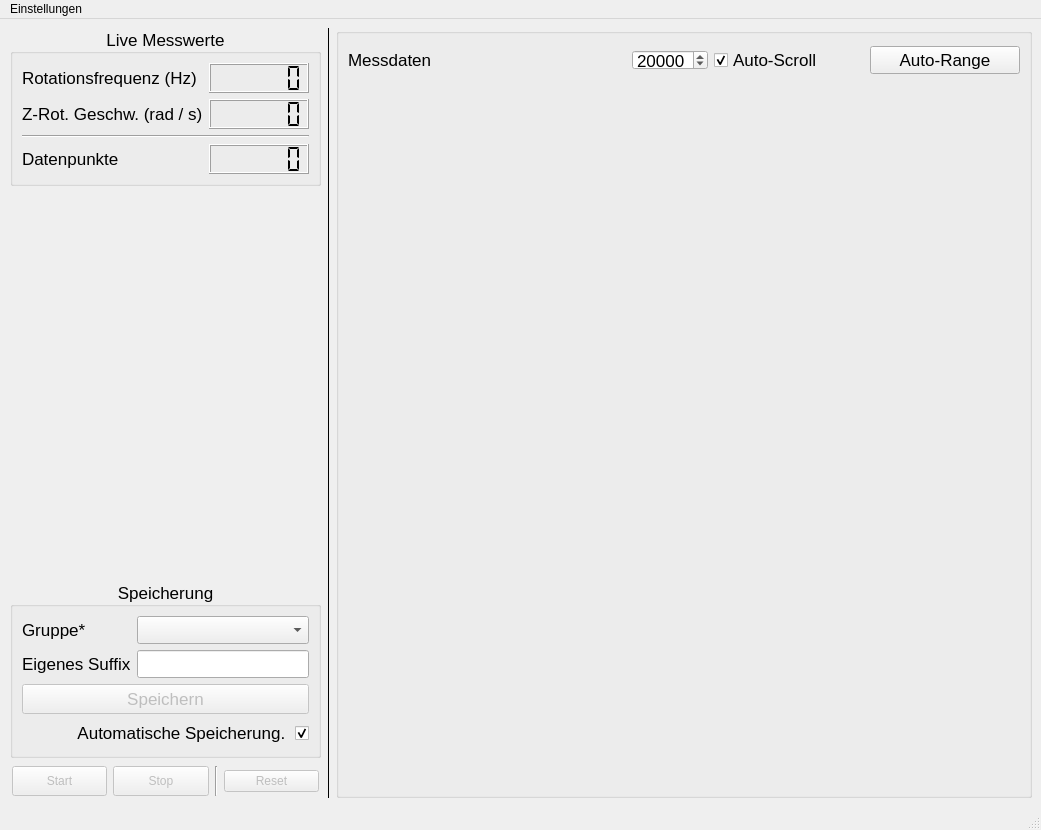
Qt form pyqt/mainwindow.ui (cckssr/gyroscope-ui) before a commit.
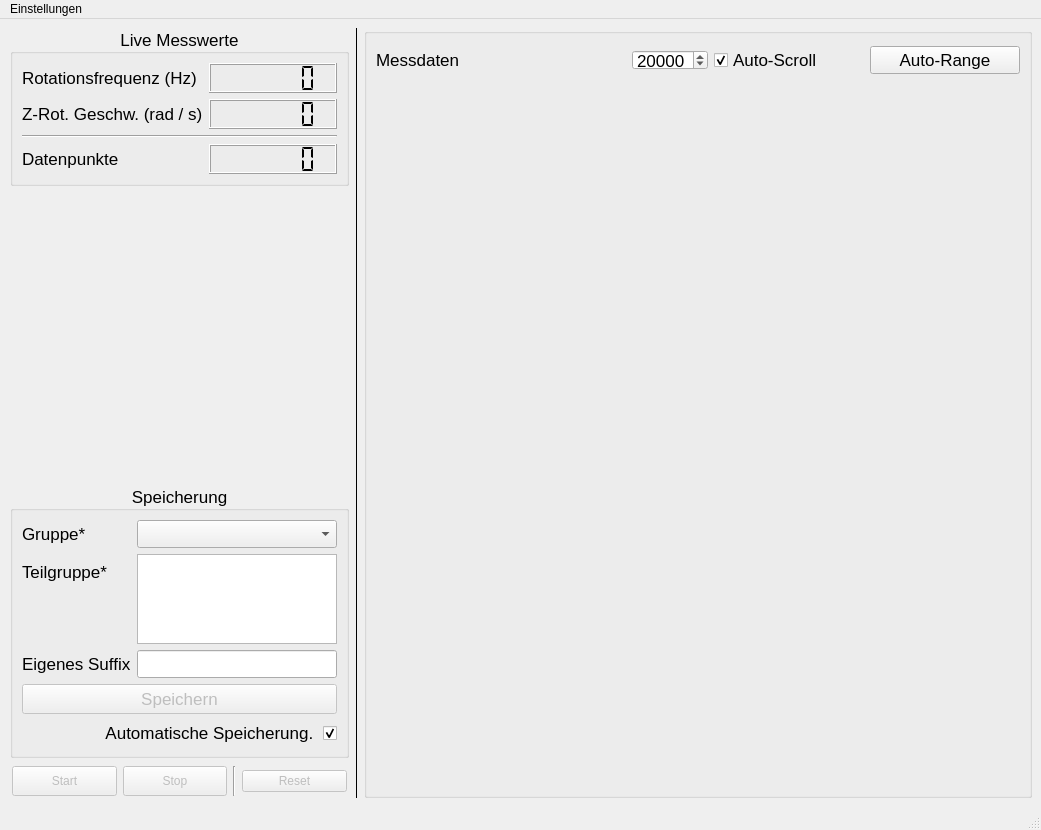
The same form after that commit.

Commit message: feat(ui): Add subgroup input feat: More advanced saving modalities. Sub-group-term and automatic dropbox-compatible folder.

```diff
--- a/pyqt/mainwindow.ui
+++ b/pyqt/mainwindow.ui
@@ -351,13 +351,45 @@
             </widget>
            </item>
            <item row="1" column="0">
+            <widget class="QLabel" name="label_8">
+             <property name="text">
+              <string>Teilgruppe*</string>
+             </property>
+            </widget>
+           </item>
+           <item row="1" column="1">
+            <widget class="QPlainTextEdit" name="groupSubterm">
+             <property name="sizePolicy">
+              <sizepolicy hsizetype="MinimumExpanding" vsizetype="Fixed">
+               <horstretch>0</horstretch>
+               <verstretch>0</verstretch>
+              </sizepolicy>
+             </property>
+             <property name="maximumSize">
+              <size>
+               <width>200</width>
+               <height>90</height>
+              </size>
+             </property>
+             <property name="toolTip">
+              <string>&lt;html&gt;&lt;head/&gt;&lt;body&gt;&lt;p&gt;Hier muss eine Bezeichnung für die Teilgruppe hinzugefügt werden. Dies erlaubt die Unterscheidung zwischen den Experimentiergruppen innerhalb eines Tages + Buchstabe. &lt;/p&gt;&lt;p&gt;Bsp.: V. Nachname, V2. Nachname2&lt;/p&gt;&lt;p&gt;&lt;br/&gt;&lt;/p&gt;&lt;/body&gt;&lt;/html&gt;</string>
+             </property>
+             <property name="plainText">
+              <string/>
+             </property>
+             <property name="maximumBlockCount">
+              <number>90</number>
+             </property>
+            </widget>
+           </item>
+           <item row="2" column="0">
             <widget class="QLabel" name="label_5">
              <property name="text">
               <string>Eigenes Suffix</string>
              </property>
             </widget>
            </item>
-           <item row="1" column="1">
+           <item row="2" column="1">
             <widget class="QLineEdit" name="suffix">
              <property name="sizePolicy">
               <sizepolicy hsizetype="MinimumExpanding" vsizetype="Fixed">
```
The commit also changes 5 other files.
